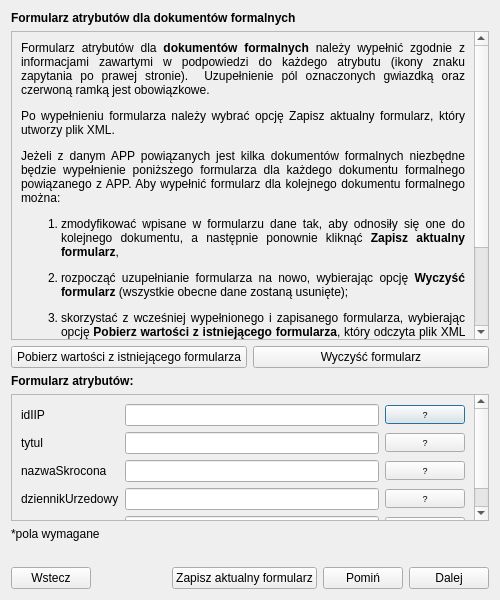
Qt form modules/app/views/ui/formularz_dokumenty_dialog_base_POG.ui (CyfryzacjaAPP/wtyczka_qgis_app_2) before a commit.
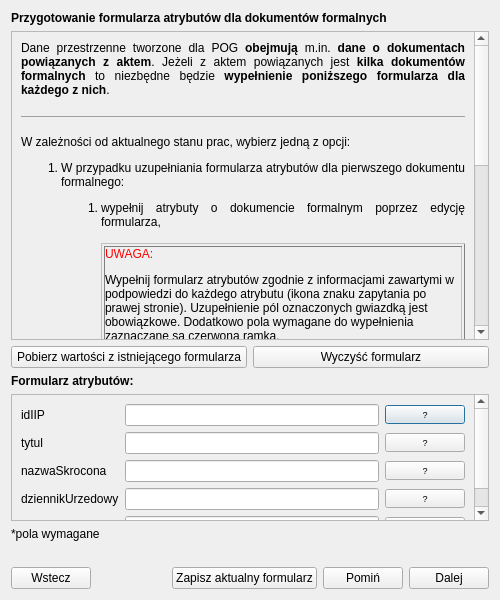
The same form after that commit.

The edit to the form file:
```diff
--- a/modules/app/views/ui/formularz_dokumenty_dialog_base_POG.ui
+++ b/modules/app/views/ui/formularz_dokumenty_dialog_base_POG.ui
@@ -28,7 +28,7 @@
         </font>
        </property>
        <property name="text">
-        <string>Formularz atrybutów dla dokumentów formalnych</string>
+        <string>Przygotowanie formularza atrybutów dla dokumentów formalnych</string>
        </property>
        <property name="margin">
         <number>7</number>
@@ -52,7 +52,7 @@
           <x>0</x>
           <y>0</y>
           <width>461</width>
-          <height>355</height>
+          <height>643</height>
          </rect>
         </property>
         <layout class="QGridLayout" name="gridLayout">
@@ -64,21 +64,7 @@
             </font>
            </property>
            <property name="text">
-            <string>&lt;p&gt;Formularz atrybutów dla &lt;strong&gt;dokumentów formalnych&lt;/strong&gt; należy wypełnić zgodnie z informacjami zawartymi w podpowiedzi do każdego atrybutu (ikony znaku zapytania po prawej stronie).&amp;nbsp; Uzupełnienie pól oznaczonych gwiazdką oraz czerwoną ramką jest obowiązkowe.&lt;/p&gt;
-&lt;p&gt;Po wypełnieniu formularza należy wybrać opcję Zapisz aktualny formularz, który utworzy plik XML.&lt;/p&gt;
-&lt;p&gt;Jeżeli z danym APP powiązanych jest kilka dokumentów formalnych niezbędne będzie wypełnienie poniższego formularza dla każdego dokumentu formalnego powiązanego z APP. Aby wypełnić formularz dla kolejnego dokumentu formalnego można:&lt;/p&gt;
-&lt;ol&gt;
-  &lt;li&gt;
-    &lt;p&gt;zmodyfikować wpisane w formularzu dane tak, aby odnosiły się one do kolejnego dokumentu, a następnie ponownie kliknąć &lt;strong&gt;Z&lt;/strong&gt;&lt;strong&gt;apis&lt;/strong&gt;&lt;strong&gt;z&lt;/strong&gt; &lt;strong&gt;aktualny formularz&lt;/strong&gt;,&lt;/p&gt;
-  &lt;/li&gt;
-  &lt;li&gt;
-    &lt;p&gt;rozpocząć uzupełnianie formularza na nowo, wybierając opcję &lt;strong&gt;Wyczyść formularz&lt;/strong&gt; (wszystkie obecne dane zostaną usunięte);&lt;/p&gt;
-  &lt;/li&gt;
-  &lt;li&gt;
-    &lt;p&gt;skorzystać z wcześniej wypełnionego i zapisanego formularza, wybierając opcję &lt;strong&gt;Pobierz wartości z istniejącego formularza&lt;/strong&gt;, który odczyta plik XML i uzupełni w formularzu wartości atrybutów. Następnie należy sprawdzić lub zmodyfikować wpisane w formularzu dane tak, aby odnosiły się one do kolejnego dokumentu formalnego oraz ponownie zapisać aktualny formularz.&lt;/p&gt;
-  &lt;/li&gt;
-&lt;/ol&gt;
-&lt;p&gt;Należy pamiętać, że w końcowym kroku tego narzędzia, czyli w oknie Praca z APP (krok 7 z 7) Generowanie GML dla APP, należy wgrać wszystkie (co najmniej jeden) formularze dla dokumentów formalnych.&lt;/p&gt;</string>
+            <string>&lt;p&gt;Dane przestrzenne tworzone dla POG &lt;b&gt;obejmują&lt;/b&gt; m.in. &lt;b&gt;dane o dokumentach powiązanych z aktem&lt;/b&gt;. Jeżeli z aktem powiązanych jest&lt;b&gt; kilka dokument&amp;oacute;w formalnych&lt;/b&gt; to niezbędne będzie &lt;b&gt;wypełnienie poniższego formularza dla każdego z nich&lt;/b&gt;.&lt;/p&gt;&lt;hr /&gt;&lt;p&gt;W zależności od aktualnego stanu prac, wybierz jedną z opcji:&lt;/p&gt;&lt;ol&gt;&lt;li&gt;&lt;p&gt;W przypadku uzupełniania formularza atrybut&amp;oacute;w dla pierwszego dokumentu formalnego:&lt;/p&gt;&lt;ol style=&quot;list-style-type: lower-alpha;&quot;&gt;&lt;li&gt;wypełnij atrybuty o dokumencie formalnym poprzez edycję formularza,&lt;br&gt;&lt;table style=&quot;border-collapse: collapse; width: 100%;&quot; border=&quot;1&quot;&gt;&lt;tbody&gt;&lt;tr&gt;&lt;td style=&quot;width: 100%;&quot;&gt;&lt;p&gt;&lt;span style=&quot;color: #ff0000;&quot;&gt;UWAGA:&lt;/span&gt;&lt;/p&gt;&lt;p&gt;Wypełnij formularz atrybut&amp;oacute;w zgodnie z informacjami zawartymi w podpowiedzi do każdego atrybutu (ikona znaku zapytania po prawej stronie).&amp;nbsp;Uzupełnienie p&amp;oacute;l oznaczonych gwiazdką jest obowiązkowe. Dodatkowo pola wymagane do wypełnienia zaznaczane są czerwoną ramką.&lt;/p&gt;&lt;/td&gt;&lt;/tr&gt;&lt;/tbody&gt;&lt;/table&gt;&lt;br&gt;&lt;/li&gt;&lt;li&gt;po wypełnieniu formularza kliknij przycisk&lt;b&gt; Zapisz aktualny formularz&lt;/b&gt;, żeby zapisać plik na dysku.&lt;/li&gt;&lt;/ol&gt;&lt;/li&gt;&lt;li&gt;&lt;p&gt;W przypadku uzupełniania formularza atrybut&amp;oacute;w dla kolejnego dokumentu formalnego, wybierz jedną z opcji:&lt;/p&gt;&lt;ol style=&quot;list-style-type: lower-alpha;&quot;&gt;&lt;li&gt;zmień wpisane w formularzu dane tak, aby odnosiły się one do kolejnego dokumentu, a następnie ponownie kliknij przycisk &lt;b&gt;Zapisz aktualny formularz&lt;/b&gt;,&lt;br&gt;&lt;/li&gt;&lt;li&gt;wypełnij formularz na nowo, klikając przycisk &lt;b&gt;Wyczyść formularz&lt;/b&gt; &amp;ndash; wszystkie wprowadzone wcześniej dane zostaną usunięte,&lt;br&gt;&lt;/li&gt;&lt;li&gt;skorzystaj z wcześniej wypełnionego i zapisanego formularza, klikając przycisk &lt;b&gt;Pobierz wartości z istniejącego formularza&lt;/b&gt; &amp;ndash; wtyczka odczyta plik GML i uzupełni w formularzu wartości atrybut&amp;oacute;w. Sprawdź i w razie potrzeby zmień wpisane w formularzu dane tak, aby odnosiły się one do kolejnego dokumentu formalnego. Potem kliknij przycisk &lt;b&gt;Zapisz aktualny formularz&lt;/b&gt;, żeby zapisać plik na dysku.&lt;br&gt;&lt;/li&gt;&lt;/ol&gt;&lt;/li&gt;&lt;/ol&gt;&lt;table style=&quot;border-collapse: collapse; width: 100%;&quot; border=&quot;1&quot;&gt;&lt;tbody&gt;&lt;tr&gt;&lt;td style=&quot;width: 100%;&quot;&gt;&lt;p&gt;&lt;span style=&quot;color: #000080;&quot;&gt;INFORMACJA:&lt;/span&gt;&lt;/p&gt;&lt;p&gt;Podczas kroku 7 z 7 &amp;ndash; Generowanie GML dla APP wgraj wszystkie (&lt;b&gt;co najmniej jeden&lt;/b&gt;) formularze dla dokument&amp;oacute;w formalnych.&lt;/p&gt;Możesz pominąć krok 6. W tym celu kliknij przycisk &lt;b&gt;Pomiń.&lt;/b&gt;&lt;/td&gt;&lt;/tr&gt;&lt;/tbody&gt;&lt;/table&gt;</string>
            </property>
            <property name="alignment">
             <set>Qt::AlignJustify|Qt::AlignVCenter</set>
```
